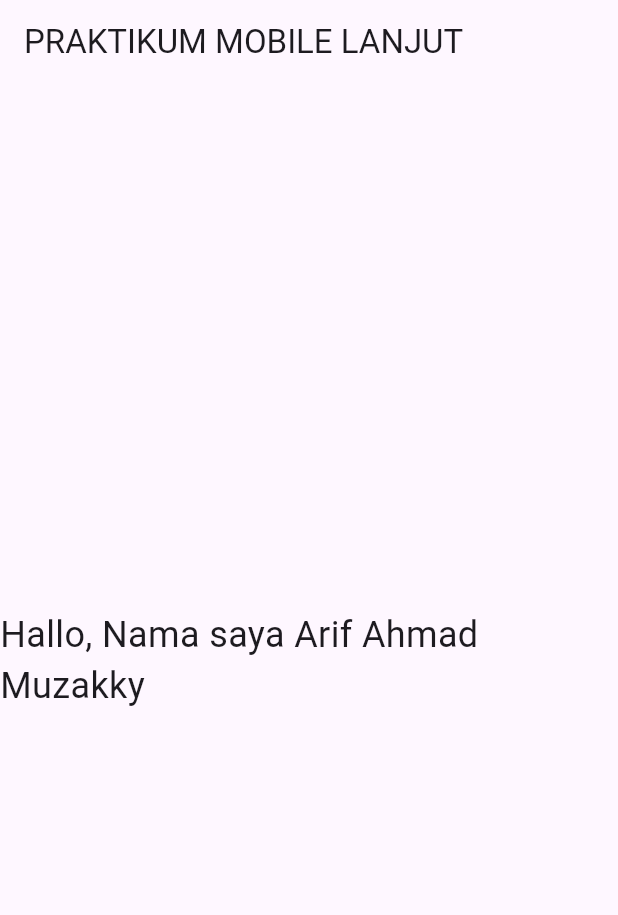
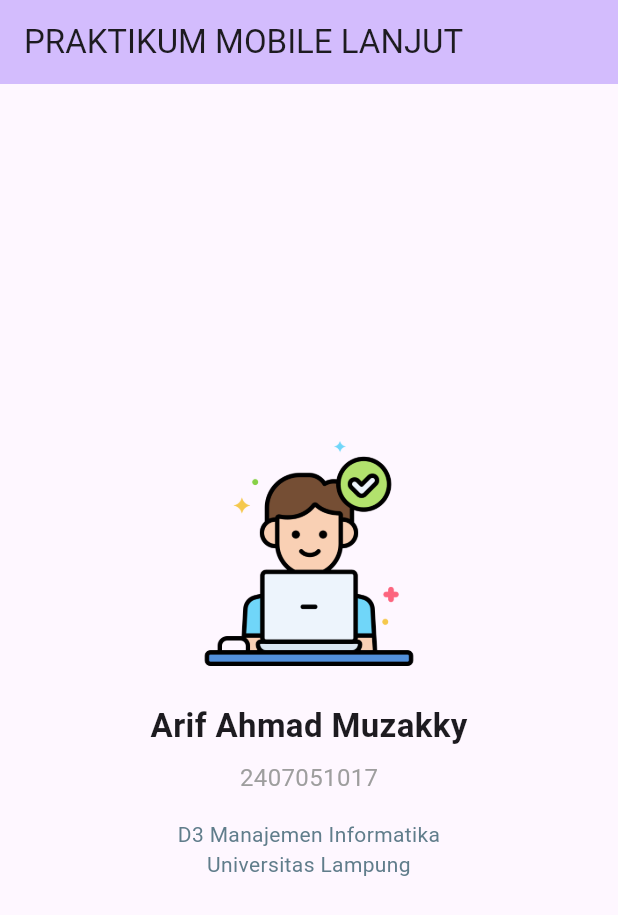
Before and after one commit to PaleHiu/prak-pwl-2407051017, a Flutter app: the screen it shows after launch, on a phone screen of 412 x 824 dp. Shown: the top 915 px of the screen. Run offline on Flutter 3.47's test engine with Material 3 defaults, Android fonts, the phone set to English and light mode, and no system bars.

Commit message:
Tugas Membuat Widget

```diff
--- /dev/null
+++ b/lib/first_widget.dart
@@ -0,0 +1,49 @@
+import 'package:flutter/material.dart';
+
+class FirstWidget extends StatelessWidget {
+  const FirstWidget({super.key});
+
+  @override
+  Widget build(BuildContext context) {
+    return Scaffold(
+      appBar: AppBar(
+        title: const Text('PRAKTIKUM MOBILE LANJUT'),
+        backgroundColor: Theme.of(context).colorScheme.inversePrimary,
+      ),
+      body: Center(
+        child: Column(
+          mainAxisAlignment: MainAxisAlignment.center,
+          children: [
+            Image.asset(
+              'assets/images/working.png',
+              width: 150,
+              height: 150,
+            ),
+            const SizedBox(height: 24),
+            const Text(
+              'Arif Ahmad Muzakky',
+              style: TextStyle(
+                fontSize: 22,
+                fontWeight: FontWeight.bold,
+              ),
+            ),
+            const SizedBox(height: 8),
+            const Text(
+              '2407051017',
+              style: TextStyle(
+                fontSize: 16,
+                color: Colors.grey,
+              ),
+            ),
+            const SizedBox(height: 16),
+            const Text(
+              'D3 Manajemen Informatika\nUniversitas Lampung',
+              textAlign: TextAlign.center,
+              style: TextStyle(fontSize: 14, color: Colors.blueGrey),
+            ),
+          ],
+        ),
+      ),
+    );
+  }
+}
--- a/lib/main.dart
+++ b/lib/main.dart
@@ -1,4 +1,5 @@
 import 'package:flutter/material.dart';
+import 'package:prak_web_lanjut_2407051017/first_widget.dart';
 
 void main() {
   runApp(const MyApp());
@@ -16,17 +17,7 @@ class MyApp extends StatelessWidget {
           seedColor: Colors.deepPurple,
         ),
       ),
-      home: Scaffold(
-        appBar: AppBar(
-          title: const Text('PRAKTIKUM MOBILE LANJUT'),
-        ),
-        body: const Center(
-          child: Text(
-            'Hallo, Nama saya Arif Ahmad Muzakky',
-            style: TextStyle(fontSize: 24),
-          ),
-        ),
-      ),
+      home: const FirstWidget(),
     );
   }
 }
--- a/pubspec.yaml
+++ b/pubspec.yaml
@@ -58,9 +58,8 @@ flutter:
   uses-material-design: true
 
   # To add assets to your application, add an assets section, like this:
-  # assets:
-  #   - images/a_dot_burr.jpeg
-  #   - images/a_dot_ham.jpeg
+  assets:
+    - assets/images/
 
   # An image asset can refer to one or more resolution-specific "variants", see
   # https://flutter.dev/to/resolution-aware-images
```
Also changed, not shown: lib/column_widget.dart (added, +53 -0 lines), lib/row_widget.dart (added, +56 -0 lines), assets/images/IT.png (added), assets/images/working.png (added), 2 other files.
